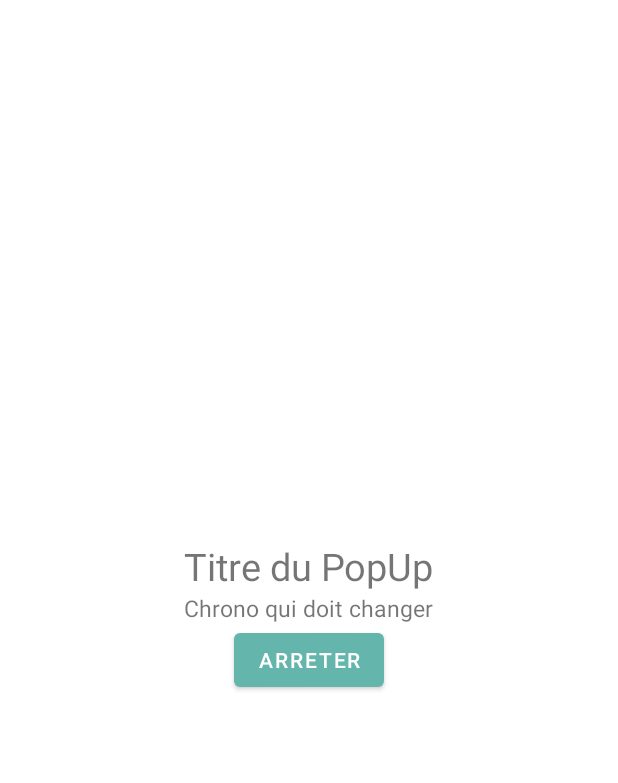
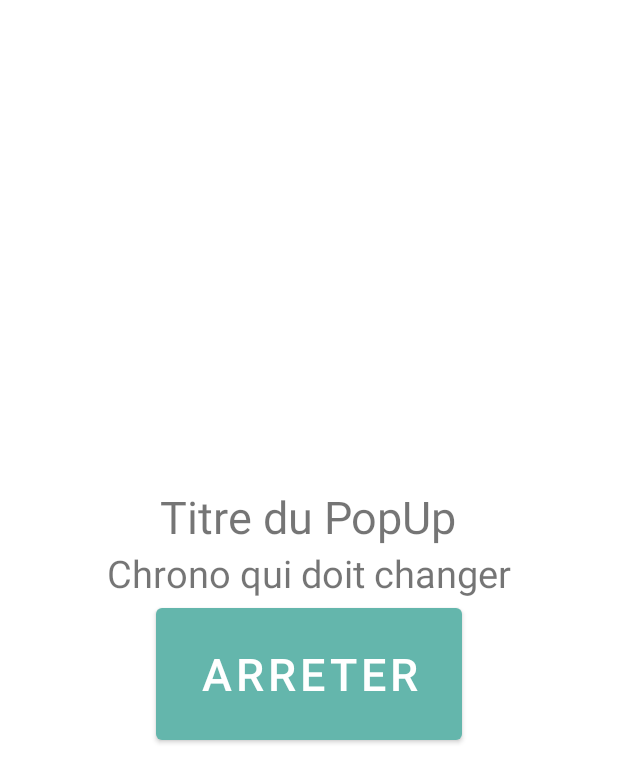
Before and after one commit to alexandre-bussiere/Pocket-Assistant, an Android app: the layout pop_up.xml on its own in the app's theme, with its tools: preview values and no code run, on a phone screen of 412 x 824 dp. Shown: the top 783 px of the screen. Run offline under Robolectric (Android 15) with nearby library versions, the phone set to English and light mode, and no system bars.

Commit message:
suite popup

```diff
--- a/app/src/main/java/com/example/pocket_assistant/ui/home/PopUp.java
+++ b/app/src/main/java/com/example/pocket_assistant/ui/home/PopUp.java
@@ -15,7 +15,7 @@ public class PopUp extends Dialog {
     private TextView titleView, subTitleView;
 
     public PopUp(Activity activity){
-        super(activity, androidx.appcompat.R.style.Theme_AppCompat_Dialog);
+        super(activity, androidx.appcompat.R.style.Theme_AppCompat_DayNight_DarkActionBar);
         setContentView(R.layout.pop_up);
         this.title = "Vous êtes tomber";
         this.subtitle = "Chrono";
--- a/app/src/main/res/layout/pop_up.xml
+++ b/app/src/main/res/layout/pop_up.xml
@@ -10,19 +10,20 @@
         android:layout_width="wrap_content"
         android:layout_height="wrap_content"
         android:text="Titre du PopUp"
-        android:textSize="25dp"/>
+        android:textSize="30dp"/>
 
     <TextView
         android:id="@+id/chronoPopUp"
         android:layout_width="wrap_content"
         android:layout_height="wrap_content"
         android:text="Chrono qui doit changer"
-        android:textSize="15dp"/>
+        android:textSize="25dp"/>
 
     <Button
         android:id="@+id/stopAlert"
-        android:layout_width="wrap_content"
-        android:layout_height="wrap_content"
-        android:text="Arreter"/>
+        android:layout_width="204dp"
+        android:layout_height="100dp"
+        android:text="Arreter"
+        android:textSize="30dp" />
 
 </LinearLayout>
```
Also changed, not shown: app/src/main/java/com/example/pocket_assistant/ui/home/HomeFragment.java (+0 -21 lines).
